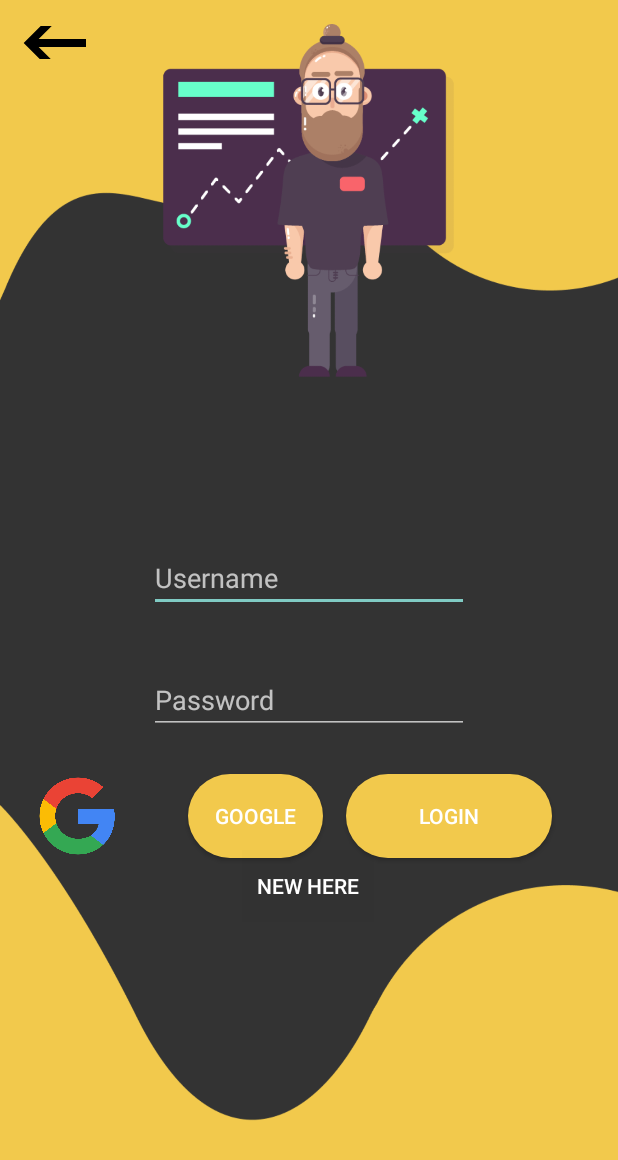
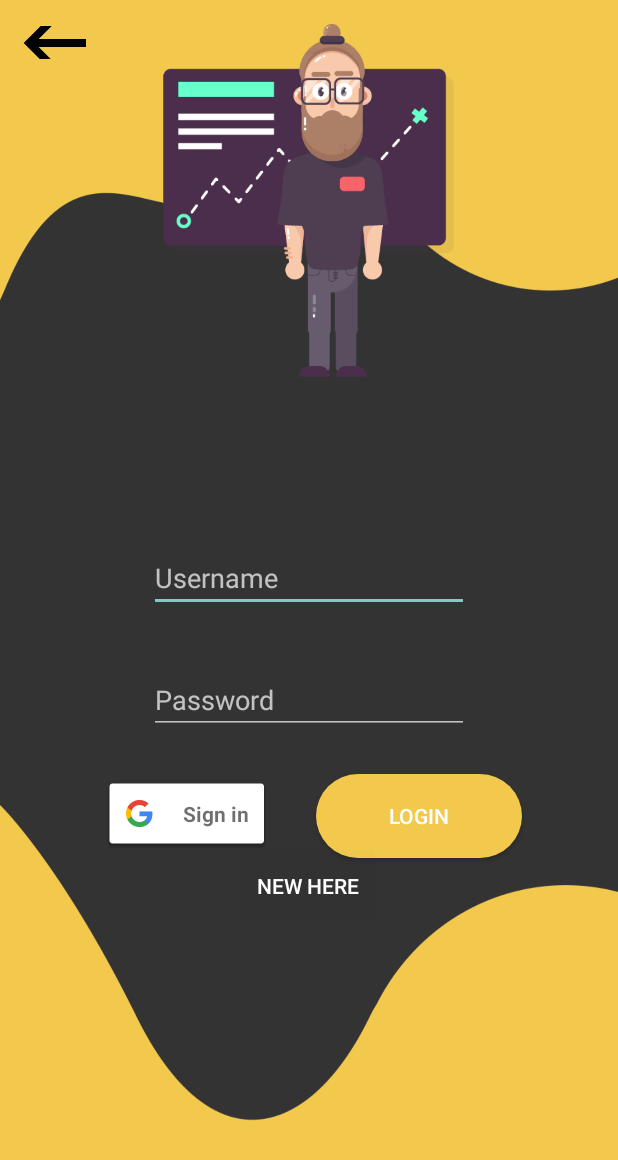
Before and after one commit to jaffarabbas/Motor-Vehicle-Finance-Processing, an Android app: the DealerLogin screen opened directly, with no data from a screen before it, on a phone screen of 412 x 824 dp. Shown: the top 1160 px of the screen. Run offline under Robolectric (Android 15) with nearby library versions, the phone set to English and light mode, and no system bars; our stand-ins replace Firebase (no records; nobody signed in at launch, a user with empty details on screens opened directly).

Commit message:
1-14-2021     Login System For Dealer

```diff
--- a/AJIZA_MOTORS_APPLICATION/app/src/main/res/layout/activity_dealer_login.xml
+++ b/AJIZA_MOTORS_APPLICATION/app/src/main/res/layout/activity_dealer_login.xml
@@ -48,39 +48,13 @@
         android:id="@+id/DealerLogin"
         android:layout_width="137dp"
         android:layout_height="56dp"
-        android:layout_marginEnd="44dp"
-        android:layout_marginRight="44dp"
+        android:layout_marginEnd="64dp"
+        android:layout_marginRight="64dp"
         android:layout_marginBottom="252dp"
         android:background="@drawable/buttonbackground1"
         android:text="Login"
         app:layout_constraintBottom_toBottomOf="parent"
         app:layout_constraintEnd_toEndOf="parent" />
-
-    <Button
-        android:id="@+id/DealerGoogleLogIn"
-        android:layout_width="90dp"
-        android:layout_height="56dp"
-        android:layout_marginBottom="252dp"
-        android:background="@drawable/buttonbackground1"
-        android:text="Google"
-        app:layout_constraintBottom_toBottomOf="parent"
-        app:layout_constraintEnd_toStartOf="@+id/DealerLogin"
-        app:layout_constraintHorizontal_bias="0.892"
-        app:layout_constraintStart_toStartOf="parent"
-        app:layout_constraintTop_toBottomOf="@+id/DealerPassword"
-        app:layout_constraintVertical_bias="1.0" />
-
-    <ImageView
-        android:id="@+id/imageView9"
-        android:layout_width="72dp"
-        android:layout_height="56dp"
-        app:layout_constraintBottom_toBottomOf="@+id/DealerGoogleLogIn"
-        app:layout_constraintEnd_toEndOf="@+id/DealerGoogleLogIn"
-        app:layout_constraintHorizontal_bias="0.111"
-        app:layout_constraintStart_toStartOf="parent"
-        app:layout_constraintTop_toTopOf="@+id/DealerGoogleLogIn"
-        app:layout_constraintVertical_bias="0.0"
-        app:srcCompat="@drawable/google" />
 
     <Button
         android:id="@+id/IntoDealerRegistration"
@@ -108,4 +82,16 @@
         app:layout_constraintVertical_bias="0.022"
         app:srcCompat="@drawable/backicon_foreground"
         tools:ignore="VectorDrawableCompat" />
+
+    <com.google.android.gms.common.SignInButton
+        android:id="@+id/GoogleLoginDealer"
+        android:layout_width="wrap_content"
+        android:layout_height="wrap_content"
+        app:layout_constraintBottom_toBottomOf="parent"
+        app:layout_constraintEnd_toStartOf="@+id/DealerLogin"
+        app:layout_constraintHorizontal_bias="0.698"
+        app:layout_constraintStart_toStartOf="parent"
+        app:layout_constraintTop_toBottomOf="@+id/DealerPassword"
+        app:layout_constraintVertical_bias="0.1"
+        tools:ignore="MissingConstraints" />
 </androidx.constraintlayout.widget.ConstraintLayout>
```
